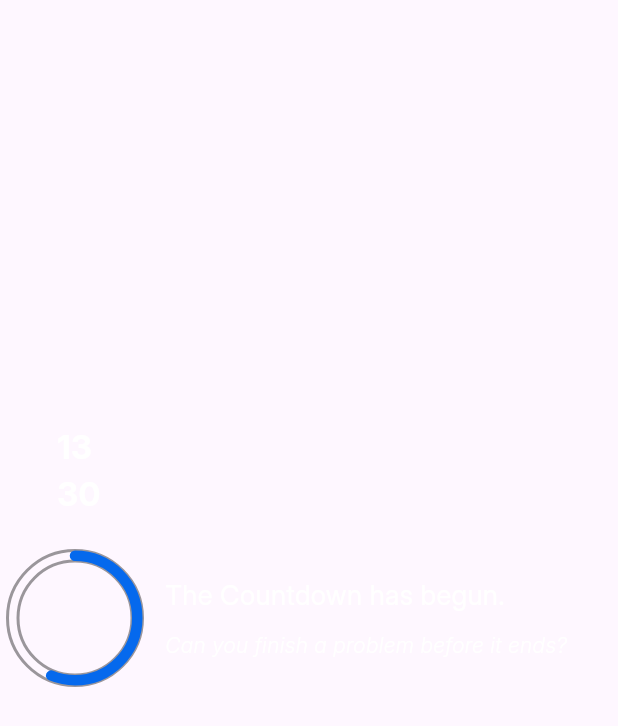
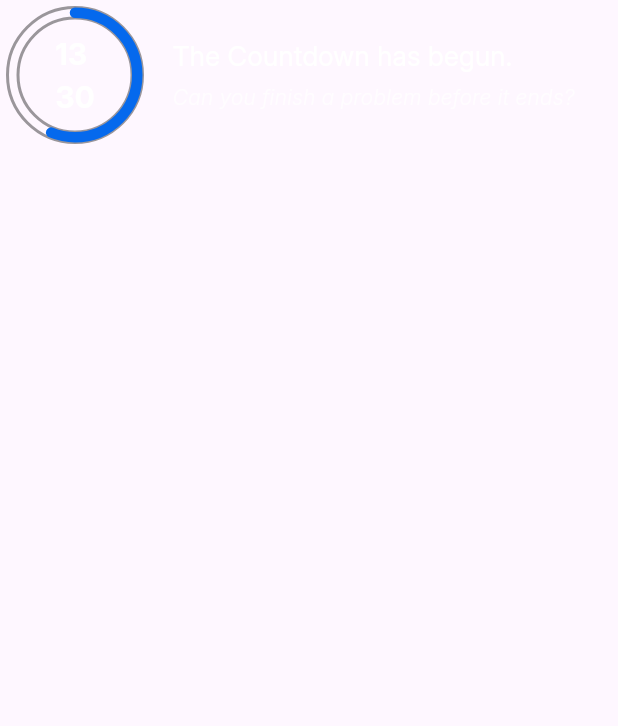
Before and after one commit to coder2505/cracked_notes, a Flutter app: what timerRow() shows on an empty page, opened directly, on a phone screen of 412 x 824 dp. Shown: the top 726 px of the screen. Run offline on Flutter 3.47's test engine with Material 3 defaults, Android fonts, the phone set to English and light mode, and no system bars; our stand-ins replace animated_text_kit, auto_size_text, carousel_slider, fl_chart, flutter_dotenv, flutter_riverpod and 5 more; accounts and stored records are empty.

Commit message:
ui/ux device adaptiblity changes

```diff
--- a/lib/views/widgets/home_screen_widgets/home_screen_widgets.dart
+++ b/lib/views/widgets/home_screen_widgets/home_screen_widgets.dart
@@ -101,77 +101,88 @@ class HomeScreenWidgets {
   }
 
   static Widget nextBadge(List<dynamic> nextbadge, double height) {
+    return LayoutBuilder(
+      builder: (context, constraints) {
+        double availableHeight = constraints.maxHeight - 45;
+
         return Column(
+          crossAxisAlignment: CrossAxisAlignment.start,
           children: [
-        Align(
-          alignment: Alignment.centerLeft,
-          child: Text(
+            const Text(
               "Next\nAchievement",
               style: TextStyle(
                 color: AppColors.faded_yellow,
                 fontFamily: 'Inter',
                 fontWeight: FontWeight.w600,
-              fontSize: 16,
+                fontSize: 15,
+                height: 1.0,
+              ),
+            ),
+            const Spacer(),
+            Align(
+              alignment: Alignment.bottomRight,
+              child: SizedBox(
+                // Force the badge to fit in the remaining space
+                height: availableHeight > 0 ? availableHeight : 10,
+                child: FittedBox(
+                  fit: BoxFit.contain,
+                  child: returnBadge(nextbadge[0]["title"]),
                 ),
               ),
             ),
-        Align(
-          alignment: Alignment.centerRight,
-          child: SizedBox(
-            height: height * 0.12,
-            child: returnBadge(nextbadge[0]["title"]),
-          ),
-        ),
           ],
+        );
+      },
     );
   }
 
   static Widget timerRow() {
     return Row(
-      spacing: 10,
-      children: [
-        Stack(
+
+      mainAxisSize: MainAxisSize.max,
       children: [
         SizedBox(
           width: 100,
-              child: StreamBuilder(
+          child: Stack(
+            alignment: Alignment.center,
+            children: [
+              StreamBuilder(
                 initialData: TimerCountDown().printPercentageInitial(),
                 stream: TimerCountDown.percentageController.stream,
                 builder: (context, snapshot) {
                   return CustomPaint(
+                    // Ensure your CustomPaint fits the 100x100 box
                     painter: TimerCircles(snapshot.data ?? 0),
-                    size: Size(200, 300),
+                    size: const Size(100, 100),
                   );
                 },
               ),
-            ),
-            Positioned(
-              left: 38,
-              top: 20,
-              child: StreamBuilder(
+              StreamBuilder(
                 initialData: TimerCountDown().printTimeInitial(),
                 stream: TimerCountDown.controller.stream,
                 builder: (context, snapshot) {
                   return Text(
                     '${snapshot.data}',
-                    style: TextStyle(
+                    style: const TextStyle(
                       fontFamily: 'Inter',
                       fontWeight: FontWeight.w700,
-                      fontSize: 22,
+                      fontSize: 20,
                       color: Colors.white,
                     ),
                   );
                 },
               ),
-            ),
             ],
           ),
+        ),
 
-        Column(
-          mainAxisAlignment: MainAxisAlignment.center,
+        const SizedBox(width: 15),
+
+        Expanded(
+          child: Column(
+            mainAxisSize: MainAxisSize.min,
             crossAxisAlignment: CrossAxisAlignment.start,
-          spacing: 10,
-          children: [
+            children: const [
               Text(
                 "The Countdown has begun.",
                 style: TextStyle(
@@ -180,17 +191,21 @@ class HomeScreenWidgets {
                   fontSize: 18,
                   color: Colors.white,
                 ),
+                softWrap: true,
               ),
+              SizedBox(height: 4),
               Text(
                 "Can you finish a problem before it ends?",
                 style: TextStyle(
                   fontFamily: 'Inter',
                   fontWeight: FontWeight.w100,
                   fontStyle: FontStyle.italic,
-                color: Colors.white,
+                  color: Colors.white70,
                 ),
+                softWrap: true,
               ),
             ],
+          ),
         ),
       ],
     );
--- a/pubspec.yaml
+++ b/pubspec.yaml
@@ -1,6 +1,6 @@
 name: cracked_notes
 description: "A new Flutter project."
-version: 1.0.1+5
+version: 1.0.2+8
 
 environment:
   sdk: ^3.8.1
```
Lines whose indentation alone changed are shown as unchanged.
